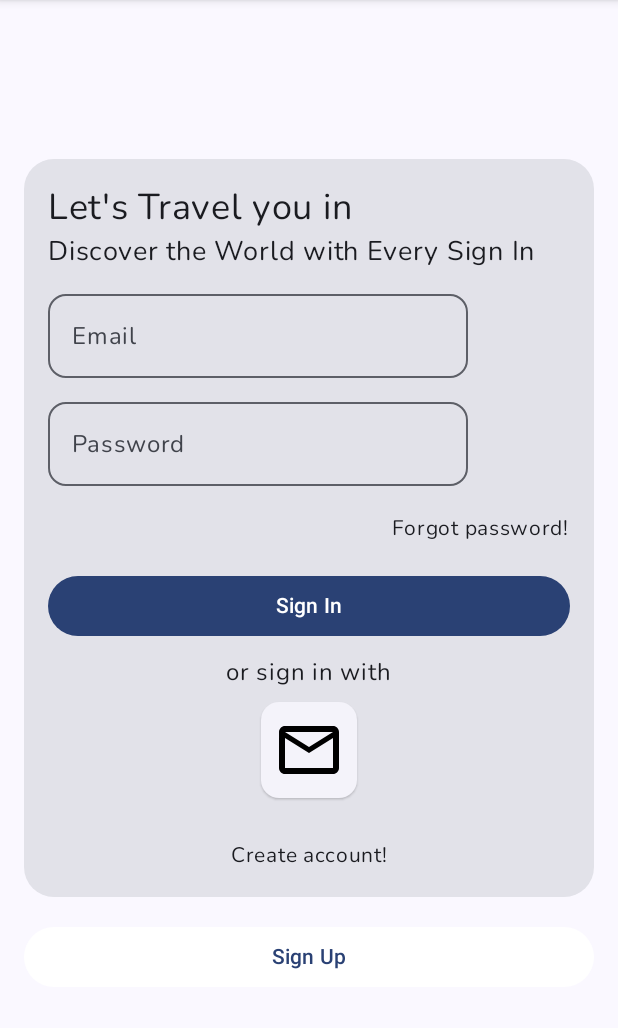
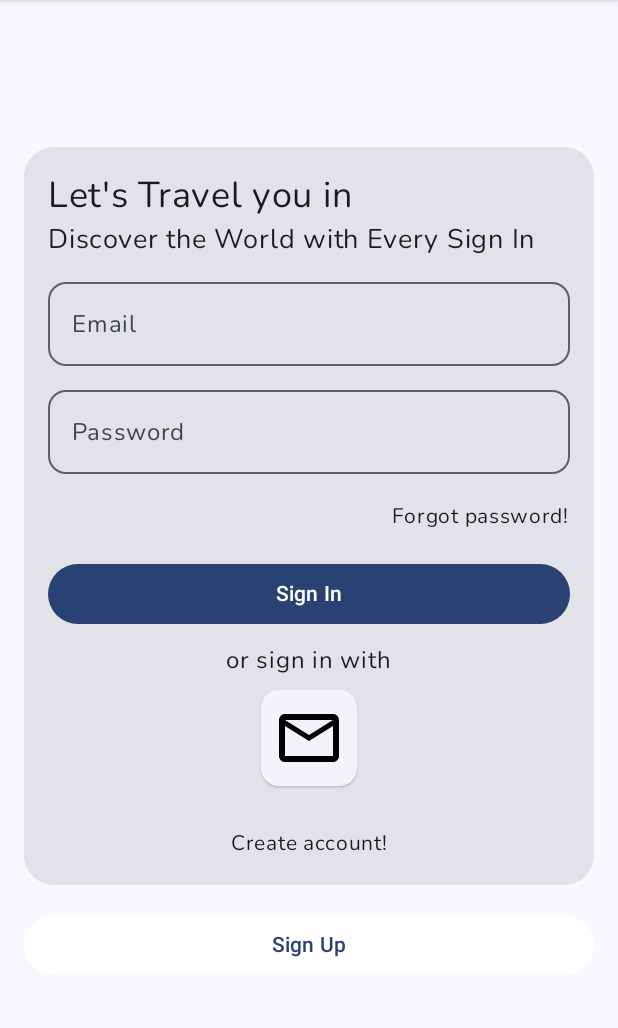
Before and after one commit to eryck/wannafly, an Android app built with Jetpack Compose: the screen it shows after launch (MainActivity), on a phone screen of 412 x 824 dp, the part 84-1112 px from its top. Run offline under Robolectric (Android 15) with nearby library versions, the phone set to English and light mode, and no system bars.

Commit message:
feature(Screen): update layout login to scroll when keyboard open

```diff
--- a/app/src/main/java/com/example/wannafly/ui/login/view/LoginScreen.kt
+++ b/app/src/main/java/com/example/wannafly/ui/login/view/LoginScreen.kt
@@ -3,11 +3,16 @@ package com.example.wannafly.ui.login.view
 import androidx.compose.foundation.Image
 import androidx.compose.foundation.layout.Arrangement
 import androidx.compose.foundation.layout.Column
+import androidx.compose.foundation.layout.ExperimentalLayoutApi
 import androidx.compose.foundation.layout.Row
+import androidx.compose.foundation.layout.WindowInsets
 import androidx.compose.foundation.layout.fillMaxSize
 import androidx.compose.foundation.layout.fillMaxWidth
+import androidx.compose.foundation.layout.imePadding
+import androidx.compose.foundation.layout.isImeVisible
 import androidx.compose.foundation.layout.padding
 import androidx.compose.foundation.layout.size
+import androidx.compose.foundation.lazy.LazyColumn
 import androidx.compose.foundation.shape.RoundedCornerShape
 import androidx.compose.foundation.text.KeyboardActions
 import androidx.compose.foundation.text.KeyboardOptions
@@ -40,19 +45,34 @@ import androidx.compose.ui.text.input.VisualTransformation
 import androidx.compose.ui.unit.dp
 import androidx.compose.ui.unit.sp
 
+@OptIn(ExperimentalLayoutApi::class)
 @Composable
 fun LoginScreen(modifier: Modifier = Modifier) {
     Surface(
         color = MaterialTheme.colorScheme.background
     ) {
+        LazyColumn(
+            horizontalAlignment = Alignment.CenterHorizontally,
+            verticalArrangement = Arrangement.Center,
+            modifier = if (WindowInsets.isImeVisible) {
+                Modifier
+                    .fillMaxSize()
+                    .imePadding()
+            } else {
+                modifier
+                    .fillMaxSize()
+                    .imePadding()
+            }
+        ) {
+            item {
                 Column(
                     horizontalAlignment = Alignment.CenterHorizontally,
                     verticalArrangement = Arrangement.Center,
-            modifier = modifier
+                    modifier = Modifier
                         .fillMaxSize()
-                .padding(horizontal = 16.dp)
+                        .padding(16.dp)
                 ) {
-            Card (
+                    Card(
                         shape = RoundedCornerShape(20.dp)
                     ) {
                         Column(
@@ -87,7 +107,9 @@ fun LoginScreen(modifier: Modifier = Modifier) {
                                     keyboardOptions = KeyboardOptions(
                                         keyboardType = KeyboardType.Email,
                                         imeAction = ImeAction.Next
-                            )
+                                    ),
+                                    modifier = Modifier
+                                        .fillMaxWidth()
                                 )
                                 OutlinedTextField(
                                     value = passwordUpdate,
@@ -114,7 +136,9 @@ fun LoginScreen(modifier: Modifier = Modifier) {
                                     keyboardOptions = KeyboardOptions(
                                         keyboardType = KeyboardType.Password,
                                         imeAction = ImeAction.Done
-                            )
+                                    ),
+                                    modifier = Modifier
+                                        .fillMaxWidth()
                                 )
                                 Row(
                                     horizontalArrangement = Arrangement.End,
@@ -187,7 +211,7 @@ fun LoginScreen(modifier: Modifier = Modifier) {
                         horizontalArrangement = Arrangement.Center,
                         modifier = Modifier
                             .fillMaxWidth()
-                    .padding(top = 16.dp)
+                            .padding(vertical = 16.dp)
                     ) {
                         // TODO: como faremos para estilizar um botao secundario?
                         Button(
@@ -198,8 +222,7 @@ fun LoginScreen(modifier: Modifier = Modifier) {
                                 disabledContentColor = Color.Gray
                             ),
                             modifier = Modifier
-                        .fillMaxWidth()
-                    ,
+                                .fillMaxWidth(),
                             onClick = {
 
                             }
@@ -213,3 +236,5 @@ fun LoginScreen(modifier: Modifier = Modifier) {
                 }
             }
         }
+    }
+}
```
Lines whose indentation alone changed are shown as unchanged.
